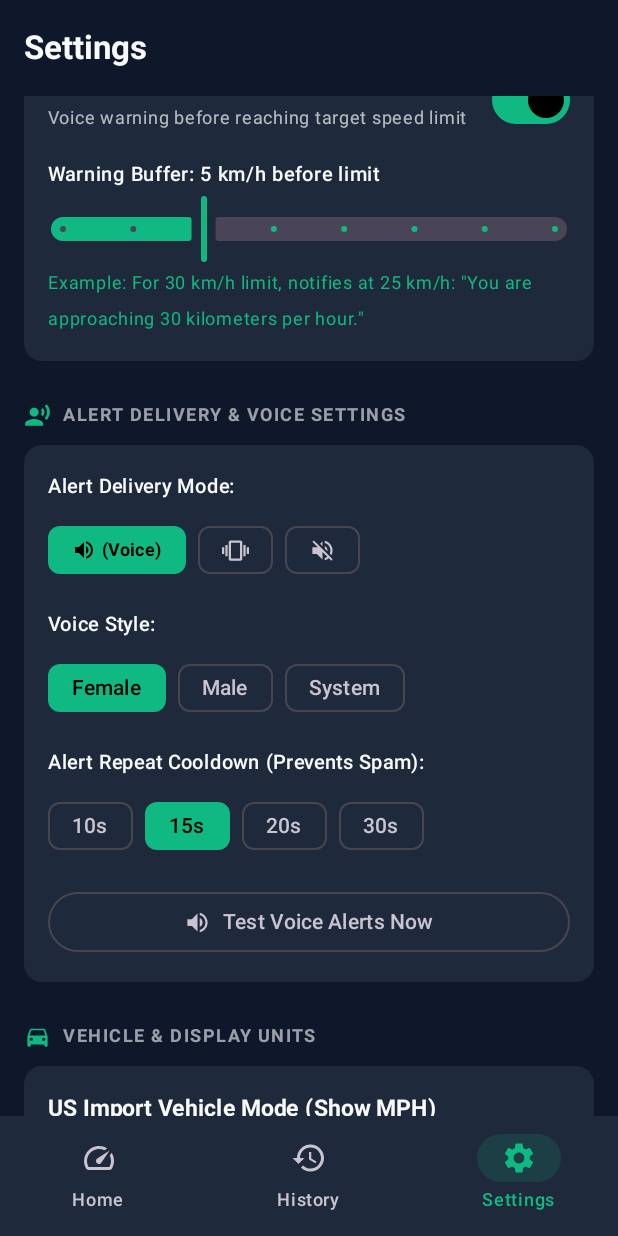
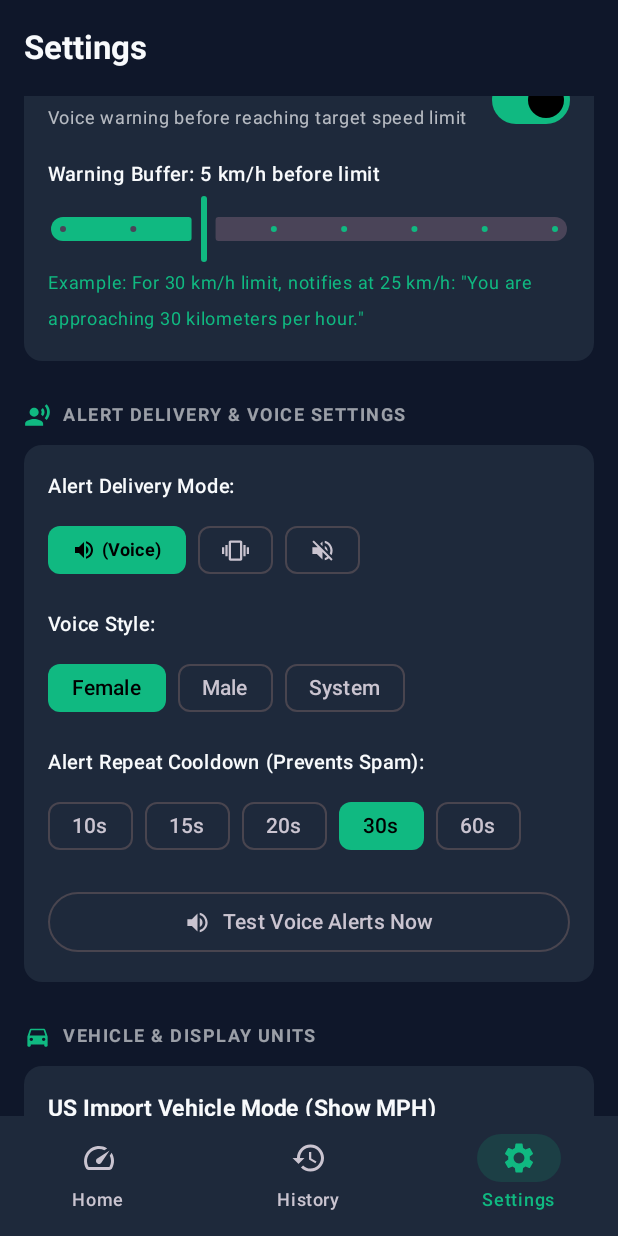
Before and after one commit to cosmicagbey/speedcheck, an Android app built with Jetpack Compose: the screen it shows after launch (MainActivity), item 3 of the bottom bar chosen, scrolled down 952 dp, on a phone screen of 412 x 824 dp. Run offline under Robolectric (Android 15) with nearby library versions, the phone set to English and light mode, and no system bars; pictures from the network do not load; 2 statements that could not run were skipped.

Commit message:
feat: add 60s cooldown option, default to 30s, update overspeed voice prompt, and add 12 crowdsourced speed cameras

```diff
--- a/app/src/main/java/com/speedcheck/android/data/PreferencesRepository.kt
+++ b/app/src/main/java/com/speedcheck/android/data/PreferencesRepository.kt
@@ -73,7 +73,7 @@ class PreferencesRepository private constructor(private val context: Context) {
                 voiceGender = preferences[PreferencesKeys.VOICE_GENDER] ?: "FEMALE",
                 speechRate = preferences[PreferencesKeys.SPEECH_RATE] ?: 1.0f,
                 speechPitch = preferences[PreferencesKeys.SPEECH_PITCH] ?: 1.0f,
-                alertCooldownSeconds = preferences[PreferencesKeys.ALERT_COOLDOWN_SECONDS] ?: 15,
+                alertCooldownSeconds = preferences[PreferencesKeys.ALERT_COOLDOWN_SECONDS] ?: 30,
                 monitoringEnabled = preferences[PreferencesKeys.MONITORING_ENABLED] ?: false,
                 autoDetectSpeedLimit = preferences[PreferencesKeys.AUTO_DETECT_SPEED_LIMIT] ?: true,
                 cameraVoiceAlertsEnabled = preferences[PreferencesKeys.CAMERA_VOICE_ALERTS_ENABLED] ?: true,
--- a/app/src/main/java/com/speedcheck/android/data/UserPreferences.kt
+++ b/app/src/main/java/com/speedcheck/android/data/UserPreferences.kt
@@ -53,8 +53,8 @@ data class UserPreferences(
     /** TTS speech pitch: 0.8f (deeper) to 1.3f (higher pitch). */
     val speechPitch: Float = 1.0f,
 
-    /** Cooldown interval between repeated "over limit" alerts in seconds. */
-    val alertCooldownSeconds: Int = 15,
+    /** Cooldown interval between repeated "over limit" alerts in seconds. Default is 30s. */
+    val alertCooldownSeconds: Int = 30,
 
     /** Whether background monitoring service is currently toggled on by user. */
     val monitoringEnabled: Boolean = false,
--- a/app/src/main/java/com/speedcheck/android/service/SpeedCameraDetector.kt
+++ b/app/src/main/java/com/speedcheck/android/service/SpeedCameraDetector.kt
@@ -362,6 +362,130 @@ object SpeedCameraDetector {
             radiusMeters = 1500f,
             description = "Frequent rotating police mobile speedcam setup where highway limit unpredictably drops to 50 km/h near Boankra.",
             isMobilePatrol = true
+        ),
+
+        // -----------------------------------------------------------------
+        // 4. TraffiTech-GH Automated Cameras & Crowdsourced Corridors
+        // -----------------------------------------------------------------
+        SpeedCameraZone(
+            id = "pokuase_interchange",
+            name = "Pokuase Interchange (N6 / Awoshie Link)",
+            roadName = "Accra - Nsawam Highway (N6) / Pokuase Interchange",
+            latitude = 5.6850,
+            longitude = -0.2791,
+            speedLimitKmh = 80,
+            radiusMeters = 1400f,
+            description = "Automated speed and traffic enforcement camera monitoring the 4-tier Pokuase Interchange on N6."
+        ),
+        SpeedCameraZone(
+            id = "tema_motorway_toll_accra",
+            name = "Tema Motorway (Accra Toll Plaza / Action Chapel)",
+            roadName = "Accra - Tema Motorway",
+            latitude = 5.6200,
+            longitude = -0.1650,
+            speedLimitKmh = 80,
+            radiusMeters = 1400f,
+            description = "Automated speed camera monitoring Motorway entrance and toll plaza corridor near Action Chapel."
+        ),
+        SpeedCameraZone(
+            id = "tema_motorway_toll_tema",
+            name = "Tema Motorway (Tema Toll Plaza / Ashaiman Overpass)",
+            roadName = "Accra - Tema Motorway",
+            latitude = 5.6780,
+            longitude = -0.0250,
+            speedLimitKmh = 80,
+            radiusMeters = 1400f,
+            description = "Automated camera enforcing speed approaching the Tema toll booth and Ashaiman overpass."
+        ),
+        SpeedCameraZone(
+            id = "spintex_cocacola",
+            name = "Spintex Road (Coca-Cola Roundabout)",
+            roadName = "Spintex Road",
+            latitude = 5.6436,
+            longitude = -0.1111,
+            speedLimitKmh = 50,
+            radiusMeters = 1200f,
+            description = "Automated speed and red-light camera monitoring Coca-Cola Roundabout on Spintex Road."
+        ),
+        SpeedCameraZone(
+            id = "spintex_basket_junction",
+            name = "Spintex Road (Basket Junction / Manet)",
+            roadName = "Spintex Road",
+            latitude = 5.6360,
+            longitude = -0.0980,
+            speedLimitKmh = 50,
+            radiusMeters = 1200f,
+            description = "TraffiTech-GH camera monitoring central commercial corridor at Basket Junction."
+        ),
+        SpeedCameraZone(
+            id = "mallam_junction",
+            name = "Mallam Junction / Weija Barrier (N1)",
+            roadName = "Accra - Cape Coast Highway (N1)",
+            latitude = 5.5707,
+            longitude = -0.2850,
+            speedLimitKmh = 50,
+            radiusMeters = 1200f,
+            description = "Automated speed and intersection camera enforcing 50 km/h bottleneck at Mallam Junction."
+        ),
+        SpeedCameraZone(
+            id = "kaneshie_first_light",
+            name = "Kaneshie First Light",
+            roadName = "Winneba Road",
+            latitude = 5.5689,
+            longitude = -0.2419,
+            speedLimitKmh = 50,
+            radiusMeters = 1200f,
+            description = "Automated red-light and speed camera monitoring Kaneshie First Light intersection."
+        ),
+        SpeedCameraZone(
+            id = "kwashieman_hong_kong",
+            name = "Kwashieman (Hong Kong Junction / N1)",
+            roadName = "Kwashieman Main Road / N1",
+            latitude = 5.5922,
+            longitude = -0.2679,
+            speedLimitKmh = 50,
+            radiusMeters = 1200f,
+            description = "Automated speed and red-light camera monitoring Hong Kong traffic light at Kwashieman."
+        ),
+        SpeedCameraZone(
+            id = "airport_junction_liberation",
+            name = "Airport Junction (Liberation Road / Giffard Road)",
+            roadName = "Liberation Road (N4)",
+            latitude = 5.6025,
+            longitude = -0.1794,
+            speedLimitKmh = 50,
+            radiusMeters = 1200f,
+            description = "TraffiTech-GH camera enforcing 50 km/h speed and traffic light compliance at Airport Junction."
+        ),
+        SpeedCameraZone(
+            id = "okponglo_junction",
+            name = "Okponglo Junction (Legon / N4 Corridor)",
+            roadName = "Liberation Road / Legon Bypass (N4)",
+            latitude = 5.6415,
+            longitude = -0.1776,
+            speedLimitKmh = 50,
+            radiusMeters = 1200f,
+            description = "Automated radar camera monitoring the N4 corridor between Tetteh Quarshie and Legon."
+        ),
+        SpeedCameraZone(
+            id = "ritz_junction_madina",
+            name = "Ritz Junction (Madina - Adenta N4)",
+            roadName = "Madina - Adenta Road (N4)",
+            latitude = 5.6876,
+            longitude = -0.1714,
+            speedLimitKmh = 50,
+            radiusMeters = 1200f,
+            description = "Automated camera enforcing speed and pedestrian safety at Ritz Junction."
+        ),
+        SpeedCameraZone(
+            id = "kumasi_suame_roundabout",
+            name = "Kumasi (Suame Roundabout / Mampong Road)",
+            roadName = "Mampong Road / Suame Roundabout",
+            latitude = 6.7116,
+            longitude = -1.6281,
+            speedLimitKmh = 50,
+            radiusMeters = 1200f,
+            description = "Automated speed and intersection camera monitoring the Suame Roundabout hub in Kumasi."
         )
     )
 
--- a/app/src/main/java/com/speedcheck/android/service/TextToSpeechManager.kt
+++ b/app/src/main/java/com/speedcheck/android/service/TextToSpeechManager.kt
@@ -40,6 +40,7 @@ class TextToSpeechManager(private val context: Context) : TextToSpeech.OnInitLis
     private var lastAlertTimeMs = 0L
     private var lastAnnouncedCameraZoneId: String? = null
     private var hasApproachingAlertFired = false
+    private var hasExceededAlertFired = false
 
     init {
         initializeEngine()
@@ -254,11 +255,19 @@ class TextToSpeechManager(private val context: Context) : TextToSpeech.OnInitLis
                     if (cameraVoiceAlertsEnabled || alertMode != AlertMode.SOUND) {
                         dispatchAlert(warningMessage)
                     } else {
-                        dispatchAlert("You are about to cross the speed limit, slow down.")
+                        val prompt = if (currentSpeedKmh >= speedLimitKmh) {
+                            "You have crossed the speed limit, slow down."
+                        } else {
+                            "You are about to cross the speed limit, slow down."
+                        }
+                        dispatchAlert(prompt)
                     }
                     lastAlertTimeMs = currentTime
                     lastAnnouncedCameraZoneId = cameraZoneId
                     hasApproachingAlertFired = true
+                    if (currentSpeedKmh >= speedLimitKmh) {
+                        hasExceededAlertFired = true
+                    }
                 }
             } else {
                 // In camera zone AND driving safely within limit: announce once per corridor entry
@@ -274,16 +283,29 @@ class TextToSpeechManager(private val context: Context) : TextToSpeech.OnInitLis
                 lastAnnouncedCameraZoneId = null
             }
 
-            if (isApproachingOrExceeded) {
-                // About to cross or exceeding limit outside camera zones
+            val isExceeded = currentSpeedKmh >= speedLimitKmh
+            val isApproaching = approachingAlertEnabled && currentSpeedKmh >= approachingThreshold && currentSpeedKmh < speedLimitKmh
+
+            if (isExceeded) {
+                // Exceeding speed limit
+                if (!hasExceededAlertFired || (currentTime - lastAlertTimeMs >= cooldownMs)) {
+                    dispatchAlert("You have crossed the speed limit, slow down.")
+                    lastAlertTimeMs = currentTime
+                    hasExceededAlertFired = true
+                    hasApproachingAlertFired = true
+                }
+            } else if (isApproaching) {
+                // About to cross speed limit
+                hasExceededAlertFired = false
                 if (!hasApproachingAlertFired || (currentTime - lastAlertTimeMs >= cooldownMs)) {
                     dispatchAlert("You are about to cross the speed limit, slow down.")
                     lastAlertTimeMs = currentTime
                     hasApproachingAlertFired = true
                 }
             } else if (!approachingAlertEnabled || currentSpeedKmh < (approachingThreshold - 2)) {
-                // Safely below threshold: reset approaching alert flag
+                // Safely below threshold: reset alert flags
                 hasApproachingAlertFired = false
+                hasExceededAlertFired = false
             }
         }
     }
--- a/app/src/main/java/com/speedcheck/android/ui/settings/SettingsScreen.kt
+++ b/app/src/main/java/com/speedcheck/android/ui/settings/SettingsScreen.kt
@@ -17,6 +17,7 @@ import androidx.compose.foundation.layout.height
 import androidx.compose.foundation.layout.padding
 import androidx.compose.foundation.layout.size
 import androidx.compose.foundation.layout.width
+import androidx.compose.foundation.horizontalScroll
 import androidx.compose.foundation.rememberScrollState
 import androidx.compose.foundation.shape.RoundedCornerShape
 import androidx.compose.foundation.text.KeyboardOptions
@@ -126,7 +127,7 @@ fun SettingsScreen(
     var isCameraListExpanded by remember { mutableStateOf(false) }
 
     val presetLimits = listOf(30, 50, 80, 100, 120)
-    val cooldownOptions = listOf(10, 15, 20, 30)
+    val cooldownOptions = listOf(10, 15, 20, 30, 60)
 
     Scaffold(
         contentWindowInsets = WindowInsets(0, 0, 0, 0),
@@ -526,7 +527,10 @@ fun SettingsScreen(
                     )
                     Spacer(modifier = Modifier.height(6.dp))
 
-                    Row(horizontalArrangement = Arrangement.spacedBy(8.dp)) {
+                    Row(
+                        horizontalArrangement = Arrangement.spacedBy(8.dp),
+                        modifier = Modifier.horizontalScroll(rememberScrollState())
+                    ) {
                         cooldownOptions.forEach { seconds ->
                             FilterChip(
                                 selected = userPreferences.alertCooldownSeconds == seconds,
@@ -555,7 +559,7 @@ fun SettingsScreen(
                                     rate = userPreferences.speechRate,
                                     pitch = userPreferences.speechPitch
                                 )
-                                ttsManager.speak("Speed cameras ahead, slow down. You are about to cross the speed limit, slow down.")
+                                ttsManager.speak("Speed cameras ahead, slow down. You have crossed the speed limit, slow down.")
                             }
                         },
                         modifier = Modifier.fillMaxWidth()
```
Also changed, not shown: 4 other files.
